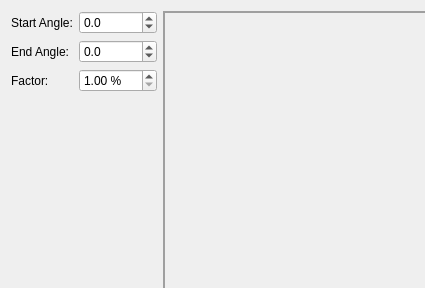
The window that scribus/ui/spiralwidgetbase.ui (scribusproject/scribus) describes before a commit, drawn with Qt 5.
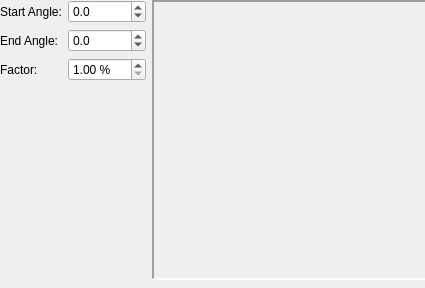
The same window after the commit. Custom widgets are drawn as their Qt base class.

Commit message: #16362: Remove extra margins in preferences dialog

Diff of the .ui file:
```diff
--- a/scribus/ui/spiralwidgetbase.ui
+++ b/scribus/ui/spiralwidgetbase.ui
@@ -26,6 +26,15 @@
    <string notr="true">Form</string>
   </property>
   <layout class="QHBoxLayout" name="horizontalLayout">
+   <property name="leftMargin">
+    <number>0</number>
+   </property>
+   <property name="topMargin">
+    <number>0</number>
+   </property>
+   <property name="rightMargin">
+    <number>0</number>
+   </property>
    <item>
     <layout class="QVBoxLayout" name="verticalLayout">
      <item>
```
The commit also changes 4 other files.
